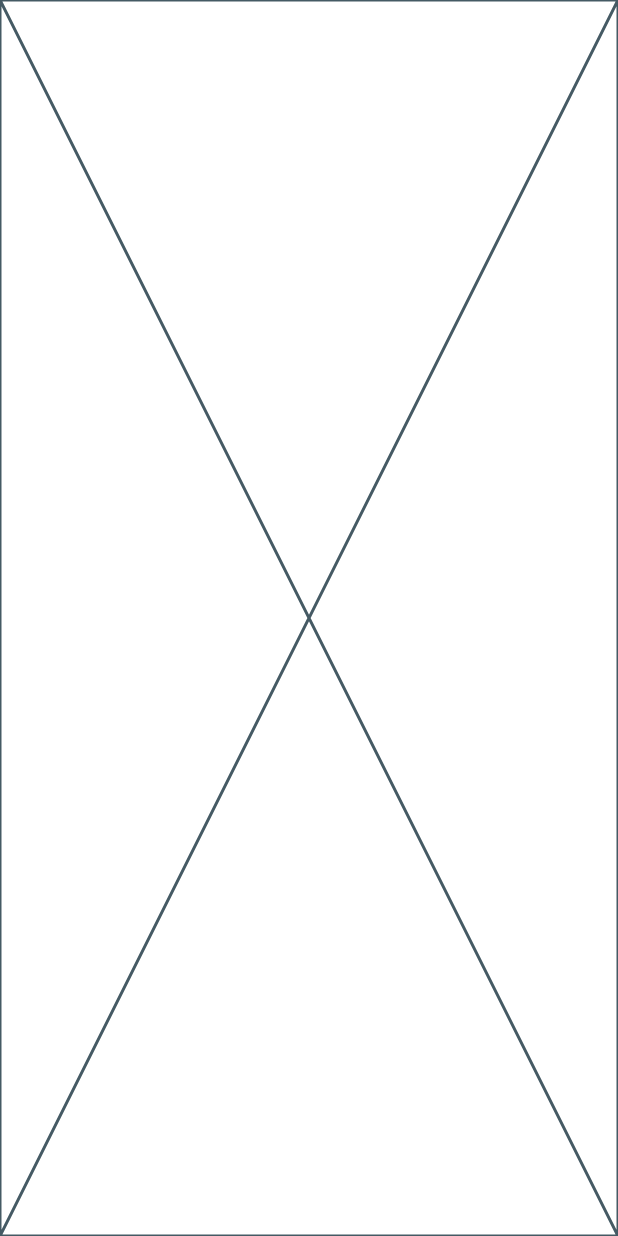
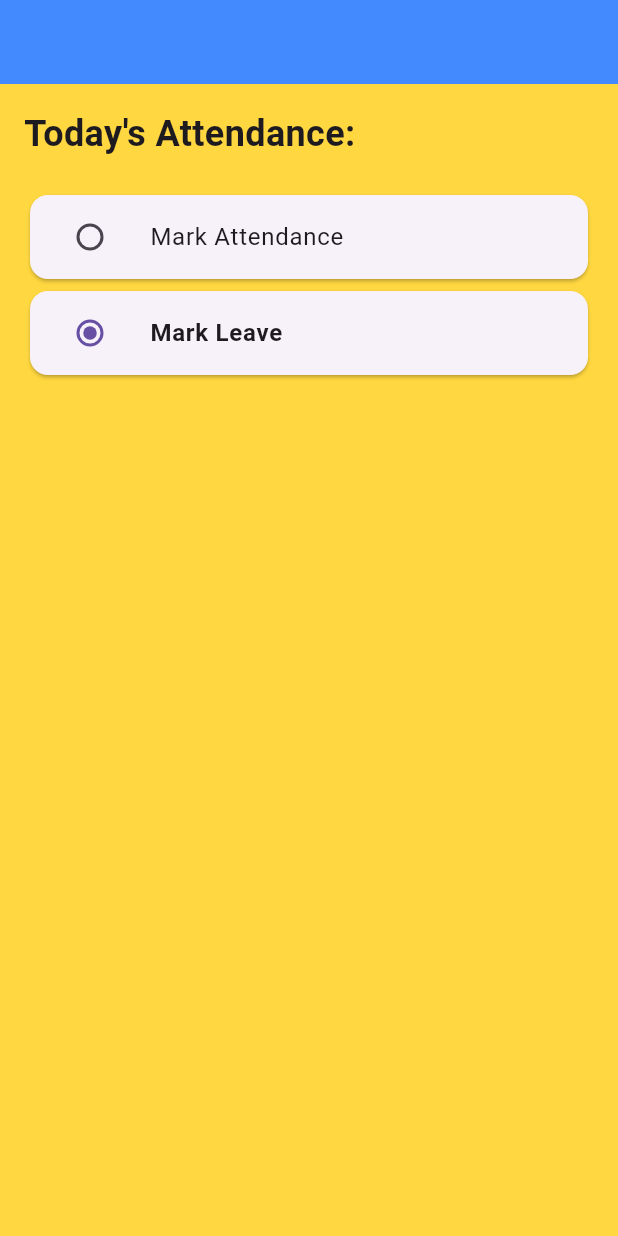
Before and after one commit to abdullah-works/Attendance-Management-System-App, a Flutter app: the screen it shows after launch, on a phone screen of 412 x 824 dp. Run offline on Flutter 3.47's test engine with Material 3 defaults, Android fonts, the light colour scheme and no system bars.

Commit message:
radio button functionality added
radio button added to mark either attendance or leave

```diff
--- a/lib/screens/splash_screen.dart
+++ b/lib/screens/splash_screen.dart
@@ -1,5 +1,6 @@
 import 'dart:async';
 
+import 'package:attendance_management_system_app/screens/user_panel.dart';
 import 'package:flutter/material.dart';
 
 class SplashScreen extends StatefulWidget {
@@ -14,8 +15,9 @@ class _SplashScreenState extends State<SplashScreen> {
   void initState() {
     super.initState();
     Timer(const Duration(seconds: 5), () {
-      Navigator.of(context).push(MaterialPageRoute(builder: (context) {
-        return const Placeholder();
+      Navigator.of(context)
+          .pushReplacement(MaterialPageRoute(builder: (context) {
+        return const UserPanel();
       }));
     });
   }
--- /dev/null
+++ b/lib/screens/user_panel.dart
@@ -0,0 +1,91 @@
+import 'package:flutter/material.dart';
+
+enum AttendanceOptions { markAttendance, markLeave }
+
+class UserPanel extends StatefulWidget {
+  const UserPanel({super.key});
+
+  @override
+  State<UserPanel> createState() => _UserPanelState();
+}
+
+class _UserPanelState extends State<UserPanel> {
+  AttendanceOptions? _character = AttendanceOptions.markLeave;
+  @override
+  Widget build(BuildContext context) {
+    return Scaffold(
+      backgroundColor: Colors.amberAccent,
+      appBar: AppBar(
+        backgroundColor: Colors.blueAccent,
+      ),
+      body: Padding(
+        padding: const EdgeInsets.all(16.0),
+        child: Column(
+          crossAxisAlignment: CrossAxisAlignment.start,
+          children: [
+            const Text(
+              "Today's Attendance:",
+              style: TextStyle(
+                fontSize: 24,
+                fontWeight: FontWeight.bold,
+                // letterSpacing: 1.5,
+              ),
+            ),
+            const SizedBox(height: 20.0),
+            Card(
+              child: ListTile(
+                title: Text(
+                  'Mark Attendance',
+                  style: _character == AttendanceOptions.markAttendance
+                      ? TextStyle(
+                          fontSize: 16,
+                          fontWeight: FontWeight.bold,
+                        )
+                      : TextStyle(
+                          fontSize: 16,
+                          // fontWeight: FontWeight.bold,
+                        ),
+                ),
+                leading: Radio<AttendanceOptions?>(
+                  value: AttendanceOptions.markAttendance,
+                  groupValue: _character,
+                  onChanged: (AttendanceOptions? value) {
+                    setState(() {
+                      _character = value;
+                    });
+                  },
+                ),
+                // tileColor: Colors.blue,
+              ),
+            ),
+            Card(
+              child: ListTile(
+                title: Text(
+                  'Mark Leave',
+                  style: _character == AttendanceOptions.markAttendance
+                      ? TextStyle(
+                          fontSize: 16,
+                          // fontWeight: FontWeight.bold,
+                        )
+                      : TextStyle(
+                          fontSize: 16,
+                          fontWeight: FontWeight.bold,
+                        ),
+                ),
+                leading: Radio<AttendanceOptions?>(
+                  value: AttendanceOptions.markLeave,
+                  groupValue: _character,
+                  onChanged: (AttendanceOptions? value) {
+                    setState(() {
+                      _character = value;
+                    });
+                  },
+                ),
+              ),
+            ),
+          ],
+        ),
+      ),
+    );
+  }
+}
```
